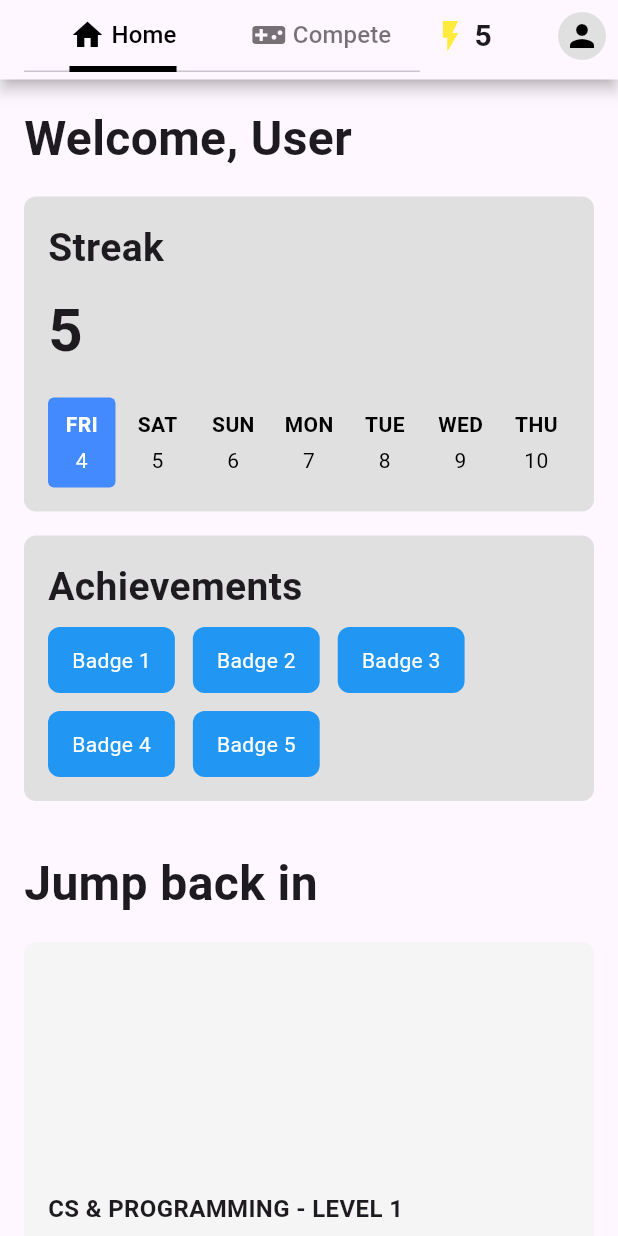
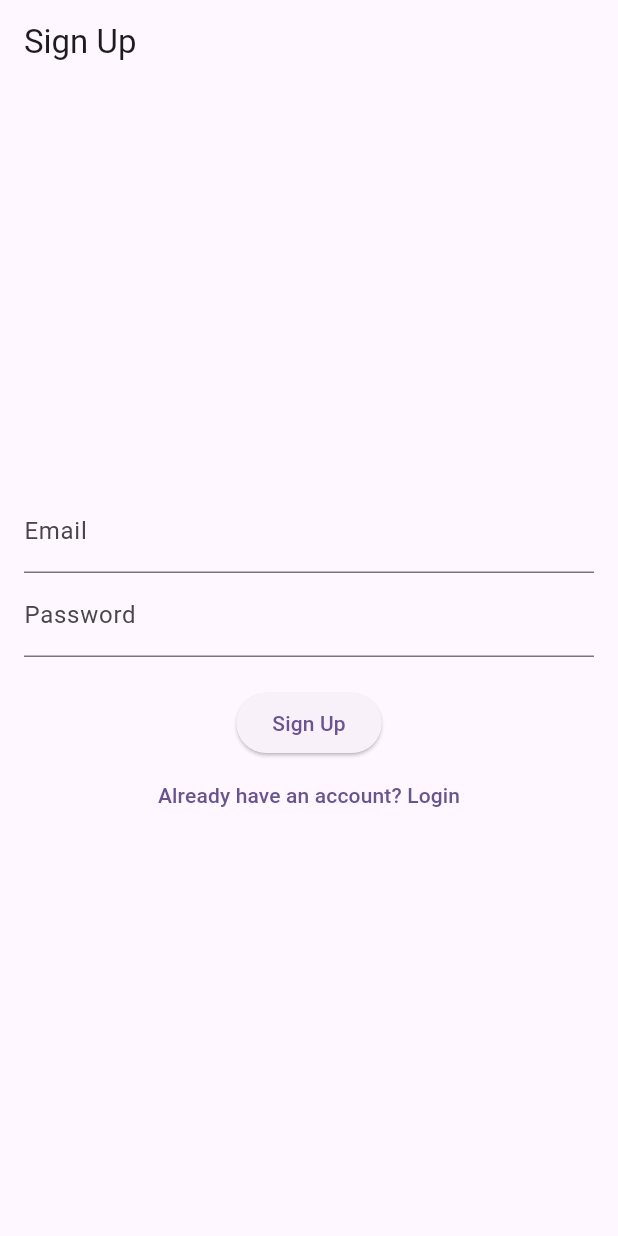
Before and after one commit to saipy10/unite, a Flutter app: the screen it shows after launch, on a phone screen of 412 x 824 dp. Run offline on Flutter 3.47's test engine with Material 3 defaults, Android fonts, the phone set to English and light mode, and no system bars; our stand-ins replace firebase_auth, firebase_core; accounts and stored records are empty.

Commit message:
Added login page

```diff
--- a/lib/main.dart
+++ b/lib/main.dart
@@ -1,22 +1,55 @@
 import 'package:flutter/material.dart';
+import 'package:firebase_core/firebase_core.dart';
+import 'package:firebase_auth/firebase_auth.dart';
 import 'package:unite/pages/landing_page/landing_page.dart';
+import 'package:unite/pages/login_signup_page.dart'; // Import your login/signup page
 
-void main() {
+void main() async {
+  WidgetsFlutterBinding.ensureInitialized();
+  await Firebase.initializeApp(
+    options: FirebaseOptions(
+      apiKey: "AIzaSyBSeGAk1nUq-YXNYqd-vrQjJ5YuxoQoF_A",
+      appId: "1:341387419489:android:a1ebf5369917a6b2ea6f20",
+      messagingSenderId: "341387419489",
+      projectId: "unite-a97de"
+    ),
+  ); // Initialize Firebase
   runApp(const MyApp());
 }
 
 class MyApp extends StatelessWidget {
   const MyApp({super.key});
+
   @override
   Widget build(BuildContext context) {
     return MaterialApp(
-      title: 'Flutter Demo',
+      title: 'Unite',
       theme: ThemeData(
         colorScheme: ColorScheme.fromSeed(seedColor: Colors.deepPurple),
         useMaterial3: true,
       ),
       debugShowCheckedModeBanner: false,
-      home: LandingPage(),
+      home: AuthWrapper(),
     );
   }
 }
+
+class AuthWrapper extends StatelessWidget {
+  @override
+  Widget build(BuildContext context) {
+    return StreamBuilder<User?>(
+      stream: FirebaseAuth.instance.authStateChanges(),
+      builder: (context, snapshot) {
+        if (snapshot.connectionState == ConnectionState.active) {
+          // If user is logged in, show the landing page
+          if (snapshot.hasData) {
+            return LandingPage(); // Replace with your landing page
+          } else {
+            return LoginSignupPage(); // Show login/signup page
+          }
+        }
+        return Center(child: CircularProgressIndicator()); // Show loading indicator
+      },
+    );
+  }
+}
--- a/lib/pages/landing_page/landing_page.dart
+++ b/lib/pages/landing_page/landing_page.dart
@@ -1,3 +1,4 @@
+import 'package:firebase_auth/firebase_auth.dart';
 import 'package:flutter/material.dart';
 import 'package:unite/pages/home_page.dart';
 
@@ -164,7 +165,7 @@ class _LandingPageState extends State<LandingPage> {
                               ),
                               offset: Offset(
                                   0, 40), // Adjust position of popup menu
-                              onSelected: (value) {
+                              onSelected: (value) async {
                                 // Handle the selected option
                                 if (value == 'my_account') {
                                   // Handle My Account
@@ -172,6 +173,8 @@ class _LandingPageState extends State<LandingPage> {
                                   // Handle Progress
                                 } else if (value == 'logout') {
                                   // Handle Logout
+                                  await FirebaseAuth.instance
+                                      .signOut(); // Sign out
                                 }
                               },
                               itemBuilder: (BuildContext context) {
--- /dev/null
+++ b/lib/pages/login_signup_page.dart
@@ -0,0 +1,73 @@
+import 'package:flutter/material.dart';
+import 'package:firebase_auth/firebase_auth.dart';
+
+class LoginSignupPage extends StatefulWidget {
+  @override
+  _LoginSignupPageState createState() => _LoginSignupPageState();
+}
+
+class _LoginSignupPageState extends State<LoginSignupPage> {
+  final FirebaseAuth _auth = FirebaseAuth.instance;
+  final TextEditingController _emailController = TextEditingController();
+  final TextEditingController _passwordController = TextEditingController();
+  bool isSignup = true; // Toggle between login and signup
+
+  void _submit() async {
+    try {
+      if (isSignup) {
+        await _auth.createUserWithEmailAndPassword(
+          email: _emailController.text,
+          password: _passwordController.text,
+        );
+      } else {
+        await _auth.signInWithEmailAndPassword(
+          email: _emailController.text,
+          password: _passwordController.text,
+        );
+      }
+    } catch (e) {
+      print(e); // Handle errors (e.g., show a Snackbar)
+    }
+  }
+
+  @override
+  Widget build(BuildContext context) {
+    return Scaffold(
+      appBar: AppBar(
+        title: Text(isSignup ? 'Sign Up' : 'Login'),
+      ),
+      body: Padding(
+        padding: const EdgeInsets.all(16.0),
+        child: Column(
+          mainAxisAlignment: MainAxisAlignment.center,
+          children: [
+            TextField(
+              controller: _emailController,
+              decoration: InputDecoration(labelText: 'Email'),
+            ),
+            TextField(
+              controller: _passwordController,
+              decoration: InputDecoration(labelText: 'Password'),
+              obscureText: true,
+            ),
+            SizedBox(height: 20),
+            ElevatedButton(
+              onPressed: _submit,
+              child: Text(isSignup ? 'Sign Up' : 'Login'),
+            ),
+            TextButton(
+              onPressed: () {
+                setState(() {
+                  isSignup = !isSignup; // Toggle between login and signup
+                });
+              },
+              child: Text(isSignup
+                  ? 'Already have an account? Login'
+                  : 'Don\'t have an account? Sign Up'),
+            ),
+          ],
+        ),
+      ),
+    );
+  }
+}
--- a/pubspec.yaml
+++ b/pubspec.yaml
@@ -36,6 +36,8 @@ dependencies:
   # Use with the CupertinoIcons class for iOS style icons.
   cupertino_icons: ^1.0.8
   intl: ^0.19.0
+  firebase_auth: ^5.3.1
+  firebase_core: ^3.6.0
 
 dev_dependencies:
   flutter_test:
```
Also changed, not shown: lib/pages/landing_page/profile_menu.dart (deleted, +0 -40 lines), lib/pages/landing_page/search_bar.dart (deleted, +0 -29 lines), lib/pages/landing_page/streak_icon.dart (deleted, +0 -20 lines), lib/pages/landing_page/tab_bar_section.dart (deleted, +0 -45 lines), firebase.json (added), lib/firebase_options.dart (added), pubspec.lock, 6 other files.
